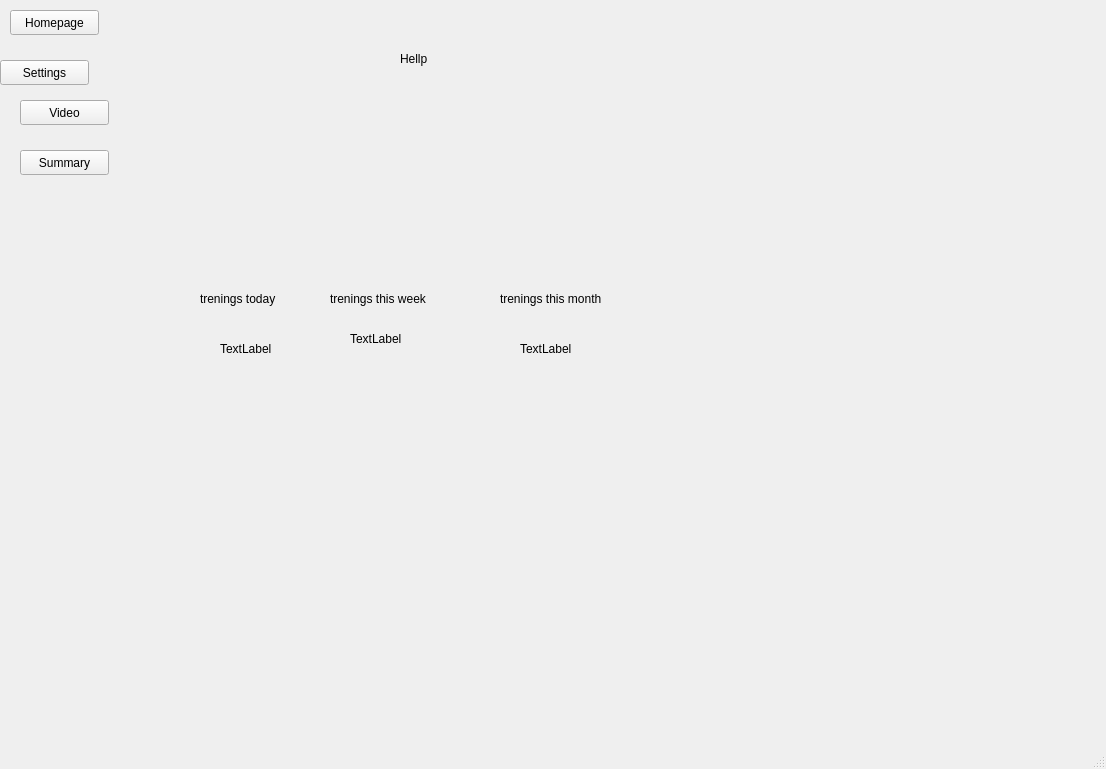
This is ui/MainView.ui in TheGeniesis/PAK as Qt 5 draws it before an edit. The edited form follows.
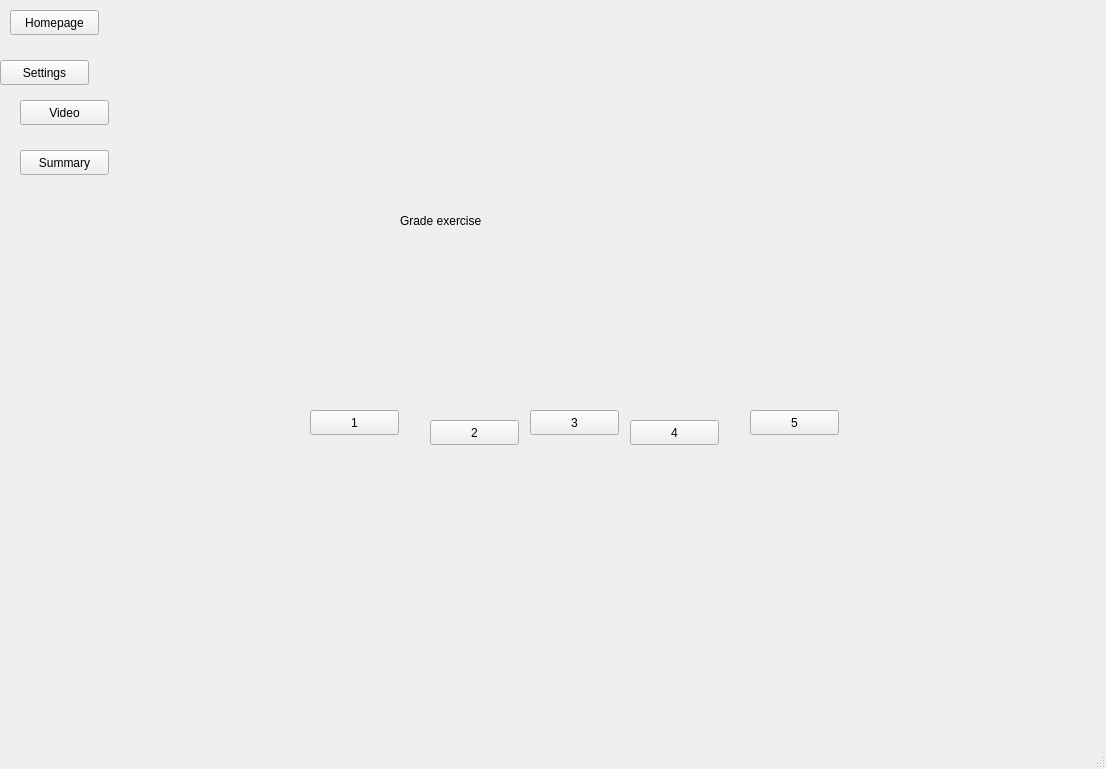
This is the edited form. The open tabs and pages were chosen to show the change.

Commit message: unificated names + views after exercise

Patch:
```diff
--- a/ui/MainView.ui
+++ b/ui/MainView.ui
@@ -17,8 +17,8 @@
    <widget class="QStackedWidget" name="page_main">
     <property name="geometry">
      <rect>
-      <x>140</x>
-      <y>0</y>
+      <x>220</x>
+      <y>30</y>
       <width>631</width>
       <height>561</height>
      </rect>
@@ -183,6 +183,124 @@
       </property>
      </widget>
     </widget>
+    <widget class="QWidget" name="view_exercise_declined">
+     <widget class="QLabel" name="label_7">
+      <property name="geometry">
+       <rect>
+        <x>220</x>
+        <y>120</y>
+        <width>461</width>
+        <height>61</height>
+       </rect>
+      </property>
+      <property name="text">
+       <string>Why did you decline exercieses?</string>
+      </property>
+     </widget>
+     <widget class="QPlainTextEdit" name="f_exercise_declined_comment">
+      <property name="geometry">
+       <rect>
+        <x>140</x>
+        <y>260</y>
+        <width>391</width>
+        <height>181</height>
+       </rect>
+      </property>
+     </widget>
+     <widget class="QPushButton" name="b_exercise_declined_confirm">
+      <property name="geometry">
+       <rect>
+        <x>470</x>
+        <y>490</y>
+        <width>89</width>
+        <height>25</height>
+       </rect>
+      </property>
+      <property name="text">
+       <string>Confirm</string>
+      </property>
+     </widget>
+    </widget>
+    <widget class="QWidget" name="view_exercise_grade">
+     <widget class="QPushButton" name="b_exercise_grade_1">
+      <property name="geometry">
+       <rect>
+        <x>90</x>
+        <y>380</y>
+        <width>89</width>
+        <height>25</height>
+       </rect>
+      </property>
+      <property name="text">
+       <string>1</string>
+      </property>
+     </widget>
+     <widget class="QPushButton" name="b_exercise_grade_2">
+      <property name="geometry">
+       <rect>
+        <x>210</x>
+        <y>390</y>
+        <width>89</width>
+        <height>25</height>
+       </rect>
+      </property>
+      <property name="text">
+       <string>2</string>
+      </property>
+     </widget>
+     <widget class="QPushButton" name="b_exercise_grade_3">
+      <property name="geometry">
+       <rect>
+        <x>310</x>
+        <y>380</y>
+        <width>89</width>
+        <height>25</height>
+       </rect>
+      </property>
+      <property name="text">
+       <string>3</string>
+      </property>
+     </widget>
+     <widget class="QPushButton" name="b_exercise_grade_4">
+      <property name="geometry">
+       <rect>
+        <x>410</x>
+        <y>390</y>
+        <width>89</width>
+        <height>25</height>
+       </rect>
+      </property>
+      <property name="text">
+       <string>4</string>
+      </property>
+     </widget>
+     <widget class="QPushButton" name="b_exercise_grade_5">
+      <property name="geometry">
+       <rect>
+        <x>530</x>
+        <y>380</y>
+        <width>89</width>
+        <height>25</height>
+       </rect>
+      </property>
+      <property name="text">
+       <string>5</string>
+      </property>
+     </widget>
+     <widget class="QLabel" name="label_8">
+      <property name="geometry">
+       <rect>
+        <x>180</x>
+        <y>160</y>
+        <width>371</width>
+        <height>61</height>
+       </rect>
+      </property>
+      <property name="text">
+       <string>Grade exercise</string>
+      </property>
+     </widget>
+    </widget>
     <widget class="QWidget" name="view_settings">
      <widget class="QLabel" name="label_4">
       <property name="geometry">
```
Left out of the diff: 14 changed lines with no effect on the pictures. The commit also changes 6 other files.
